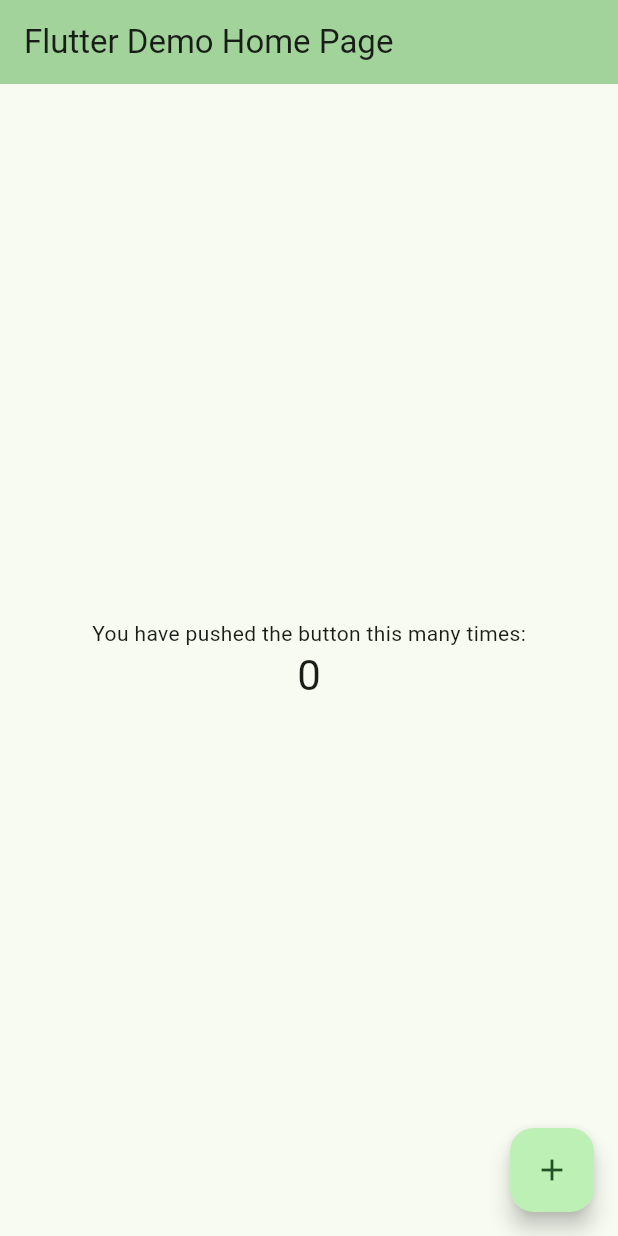
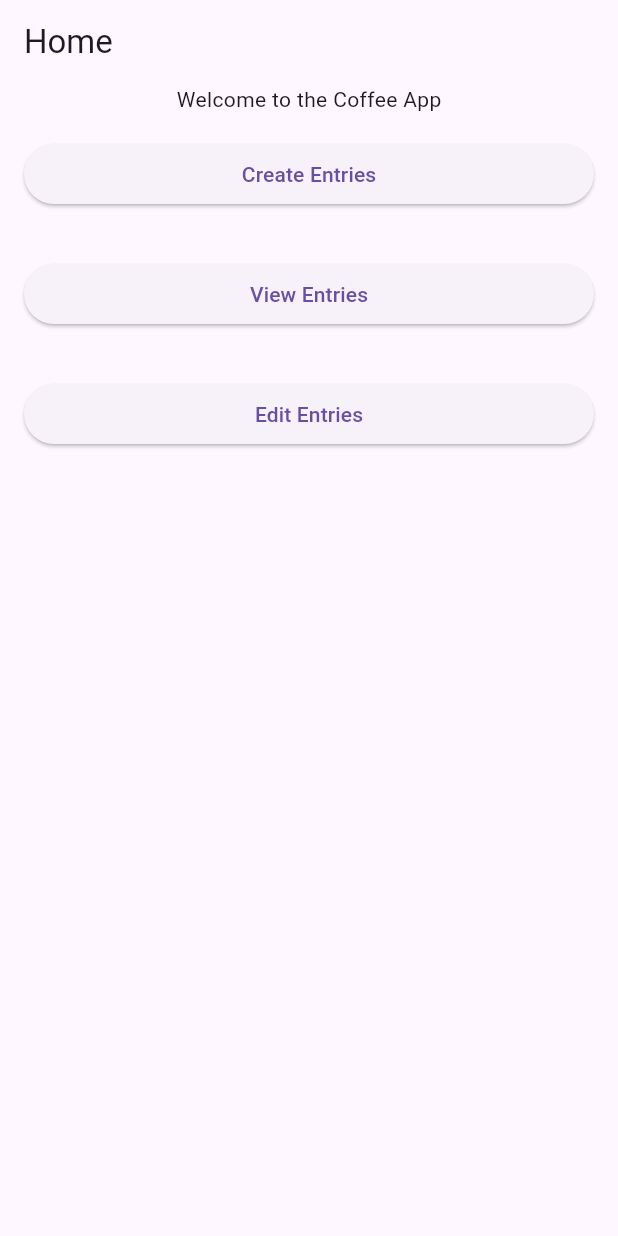
Before and after one commit to zhaojinchu/coffee_app, a Flutter app: the screen it shows after launch, on a phone screen of 412 x 824 dp. Run offline on Flutter 3.47's test engine with Material 3 defaults, Android fonts, the phone set to English and light mode, and no system bars; our stand-ins replace drift; accounts and stored records are empty; generated files the repository leaves out were written again.

Commit message:
added navigation buttons to home page

```diff
--- a/lib/db/db.dart
+++ b/lib/db/db.dart
@@ -11,7 +11,7 @@ class CoffeeInfo extends Table {
   IntColumn get id => integer().autoIncrement()();
   TextColumn get name => text()();
   TextColumn get tastingNotes => text()();
-  RealColumn get rating => real()();
+  IntColumn get rating => integer()();
 
 }
 
@@ -27,6 +27,5 @@ class Db extends _$Db {
     final folder = await getApplicationDocumentsDirectory();
     final file = File(p.join(folder.path, 'db.sqlite'));
     return NativeDatabase(file);
-  });
+  });}
 }
-}
--- a/lib/main.dart
+++ b/lib/main.dart
@@ -1,125 +1,122 @@
 import 'package:flutter/material.dart';
 
 void main() {
-  runApp(const MyApp());
+  runApp(MyApp());
 }
 
 class MyApp extends StatelessWidget {
-  const MyApp({super.key});
+  const MyApp({Key? key}) : super(key: key); // Added Key parameter
 
-  // This widget is the root of your application.
   @override
   Widget build(BuildContext context) {
     return MaterialApp(
       title: 'Flutter Demo',
-      theme: ThemeData(
-        // This is the theme of your application.
-        //
-        // TRY THIS: Try running your application with "flutter run". You'll see
-        // the application has a purple toolbar. Then, without quitting the app,
-        // try changing the seedColor in the colorScheme below to Colors.green
-        // and then invoke "hot reload" (save your changes or press the "hot
-        // reload" button in a Flutter-supported IDE, or press "r" if you used
-        // the command line to start the app).
-        //
-        // Notice that the counter didn't reset back to zero; the application
-        // state is not lost during the reload. To reset the state, use hot
-        // restart instead.
-        //
-        // This works for code too, not just values: Most code changes can be
-        // tested with just a hot reload.
-        colorScheme: ColorScheme.fromSeed(seedColor: Colors.green),
-        useMaterial3: true,
-      ),
-      home: const MyHomePage(title: 'Flutter Demo Home Page'),
+      theme: ThemeData(primarySwatch: Colors.blue),
+      home: const HomeScreen(), // Use const where possible
     );
   }
 }
 
-class MyHomePage extends StatefulWidget {
-  const MyHomePage({super.key, required this.title});
-
-  // This widget is the home page of your application. It is stateful, meaning
-  // that it has a State object (defined below) that contains fields that affect
-  // how it looks.
-
-  // This class is the configuration for the state. It holds the values (in this
-  // case the title) provided by the parent (in this case the App widget) and
-  // used by the build method of the State. Fields in a Widget subclass are
-  // always marked "final".
-
-  final String title;
-
-  @override
-  State<MyHomePage> createState() => _MyHomePageState();
-}
-
-class _MyHomePageState extends State<MyHomePage> {
-  int _counter = 0;
-
-  void _incrementCounter() {
-    setState(() {
-      // This call to setState tells the Flutter framework that something has
-      // changed in this State, which causes it to rerun the build method below
-      // so that the display can reflect the updated values. If we changed
-      // _counter without calling setState(), then the build method would not be
-      // called again, and so nothing would appear to happen.
-      _counter++;
-    });
-  }
+class HomeScreen extends StatelessWidget {
+  const HomeScreen({Key? key}) : super(key: key); // Added Key parameter
 
   @override
   Widget build(BuildContext context) {
-    // This method is rerun every time setState is called, for instance as done
-    // by the _incrementCounter method above.
-    //
-    // The Flutter framework has been optimized to make rerunning build methods
-    // fast, so that you can just rebuild anything that needs updating rather
-    // than having to individually change instances of widgets.
     return Scaffold(
-      appBar: AppBar(
-        // TRY THIS: Try changing the color here to a specific color (to
-        // Colors.amber, perhaps?) and trigger a hot reload to see the AppBar
-        // change color while the other colors stay the same.
-        backgroundColor: Theme.of(context).colorScheme.inversePrimary,
-        // Here we take the value from the MyHomePage object that was created by
-        // the App.build method, and use it to set our appbar title.
-        title: Text(widget.title),
-      ),
+      appBar: AppBar(title: const Text('Home')),
       body: Center(
-        // Center is a layout widget. It takes a single child and positions it
-        // in the middle of the parent.
-        child: Column(
-          // Column is also a layout widget. It takes a list of children and
-          // arranges them vertically. By default, it sizes itself to fit its
-          // children horizontally, and tries to be as tall as its parent.
-          //
-          // Column has various properties to control how it sizes itself and
-          // how it positions its children. Here we use mainAxisAlignment to
-          // center the children vertically; the main axis here is the vertical
-          // axis because Columns are vertical (the cross axis would be
-          // horizontal).
-          //
-          // TRY THIS: Invoke "debug painting" (choose the "Toggle Debug Paint"
-          // action in the IDE, or press "p" in the console), to see the
-          // wireframe for each widget.
-          mainAxisAlignment: MainAxisAlignment.center,
-          children: <Widget>[
-            const Text(
-              'You have pushed the button this many times:',
-            ),
-            Text(
-              '$_counter',
-              style: Theme.of(context).textTheme.headlineMedium,
-            ),
-          ],
-        ),
-      ),
-      floatingActionButton: FloatingActionButton(
-        onPressed: _incrementCounter,
-        tooltip: 'Increment',
-        child: const Icon(Icons.add),
-      ), // This trailing comma makes auto-formatting nicer for build methods.
+          child: Column(
+        children: [
+          const Text('Welcome to the Coffee App'),
+          Button(
+            buttonText: "Create Entries",
+            onPressed: () {
+              // Navigate to the CoffeeDetailsScreen when the button is pressed
+              Navigator.push(
+                context,
+                MaterialPageRoute(builder: (context) => CreateEntryScreen()),
+              );
+            },
+          ),
+          Button(
+            buttonText: "View Entries",
+            onPressed: () {
+              // Navigate to the CoffeeDetailsScreen when the button is pressed
+              Navigator.push(
+                context,
+                MaterialPageRoute(builder: (context) => ViewEntryScreen()),
+              );
+            },
+          ),
+          Button(
+            buttonText: "Edit Entries",
+            onPressed: () {
+              // Navigate to the CoffeeDetailsScreen when the button is pressed
+              Navigator.push(context,
+                  MaterialPageRoute(builder: (context) => EditEntryScreen()));
+            },
+          ),
+        ],
+      )),
     );
   }
 }
+
+class ViewEntryScreen extends StatelessWidget {
+  ViewEntryScreen({Key? key}) : super(key: key); // Added Key parameter
+
+  @override
+  Widget build(BuildContext context) {
+    return Scaffold(
+      appBar: AppBar(title: const Text('View Entries')),
+      body: const Center(child: Text('database entries to be displayed')),
+    );
+  }
+}
+
+class CreateEntryScreen extends StatelessWidget {
+  CreateEntryScreen({Key? key}) : super(key: key); // Added Key parameter
+
+  @override
+  Widget build(BuildContext context) {
+    return Scaffold(
+      appBar: AppBar(title: const Text('Create Entries')),
+      body: const Center(
+          child: Text('form displayed here to create new entries')),
+    );
+  }
+}
+
+class EditEntryScreen extends StatelessWidget {
+  EditEntryScreen({Key? key}) : super(key: key); // Added Key parameter
+
+  @override
+  Widget build(BuildContext context) {
+    return Scaffold(
+      appBar: AppBar(title: const Text('Edit Entries')),
+      body:
+          const Center(child: Text('form here to edit existing entries in db')),
+    );
+  }
+}
+
+// Custom button implementation
+class Button extends StatelessWidget {
+  final String buttonText;
+  final VoidCallback onPressed;
+
+  const Button({required this.buttonText, required this.onPressed});
+
+  @override
+  Widget build(BuildContext context) {
+    return Padding(
+      padding: const EdgeInsets.all(16),
+      child: ElevatedButton(
+        onPressed: onPressed, // Assign the passed onPressed function
+        child: Center(
+          child: Text(buttonText), // Display the passed button text
+        ),
+      )
+    );
+  }
+}
```
Also changed, not shown: lib/db/db.g.dart, 1 other file.
